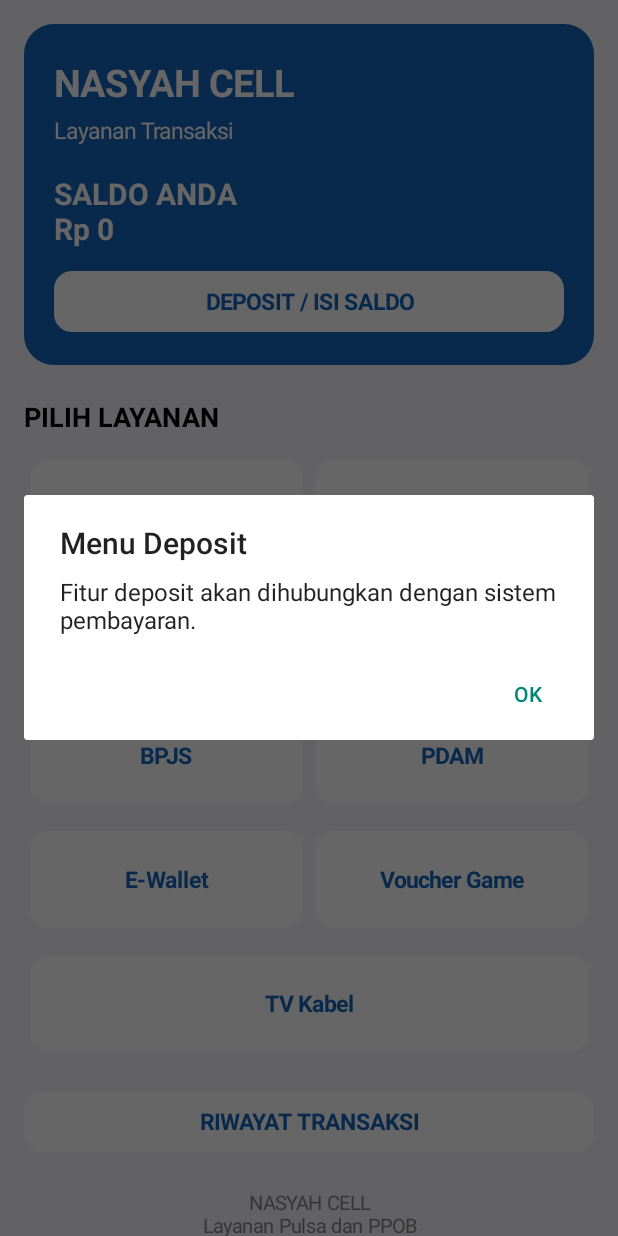
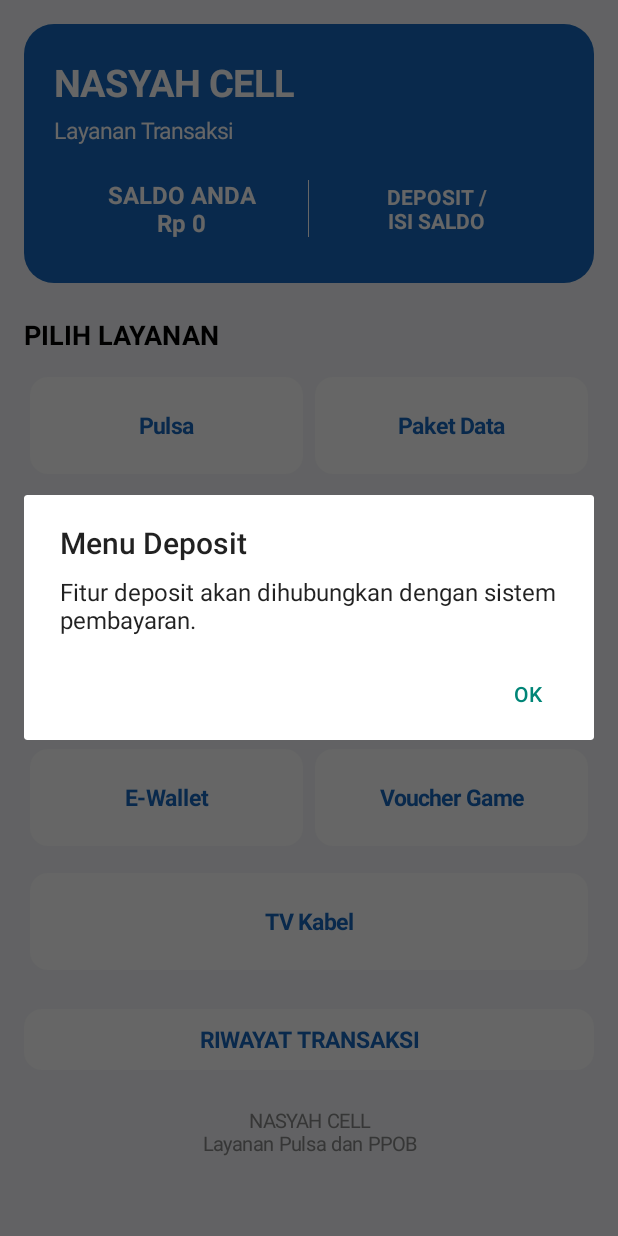
Before and after one commit to nanangkrisdian826-lgtm/nasyah-cell, an Android app: the screen it shows after launch (MainActivity), after a tap on "DEPOSIT / ISI SALDO", on a phone screen of 412 x 824 dp. Run offline under Robolectric (Android 15) with nearby library versions, the phone set to English and light mode, and no system bars.

Commit message:
Update MainActivity.java

```diff
--- a/app/src/main/java/id/nasyahcell/pulsa/MainActivity.java
+++ b/app/src/main/java/id/nasyahcell/pulsa/MainActivity.java
@@ -63,23 +63,64 @@ public class MainActivity extends Activity {
         TextView title = text("NASYAH CELL", 25, Color.WHITE, true);
         header.addView(title);
 
-        TextView subtitle = text("Layanan Transaksi", 15, Color.WHITE, false);
+        TextView subtitle = text(
+                "Layanan Transaksi",
+                15,
+                Color.WHITE,
+                false
+        );
+
         LinearLayout.LayoutParams subLp = matchWrap();
         subLp.topMargin = dp(5);
         header.addView(subtitle, subLp);
 
-        TextView saldo = text("SALDO ANDA\nRp 0", 20, Color.WHITE, true);
-        LinearLayout.LayoutParams saldoLp = matchWrap();
-        saldoLp.topMargin = dp(18);
-        header.addView(saldo, saldoLp);
+        // SALDO DAN DEPOSIT DALAM SATU KOTAK BIRU
+        LinearLayout saldoDepositRow = new LinearLayout(this);
+        saldoDepositRow.setOrientation(LinearLayout.HORIZONTAL);
+        saldoDepositRow.setGravity(Gravity.CENTER_VERTICAL);
 
-        // TOMBOL DEPOSIT DI BAGIAN ATAS
-        TextView deposit = menuButton("DEPOSIT / ISI SALDO");
-        deposit.setTextColor(blue);
+        // BAGIAN SALDO
+        TextView saldo = text(
+                "SALDO ANDA\nRp 0",
+                16,
+                Color.WHITE,
+                true
+        );
+        saldo.setGravity(Gravity.CENTER);
 
-        LinearLayout.LayoutParams depositLp = matchWrap();
-        depositLp.topMargin = dp(15);
-        header.addView(deposit, depositLp);
+        LinearLayout.LayoutParams saldoLp =
+                new LinearLayout.LayoutParams(0, dp(55), 1);
+
+        saldoDepositRow.addView(saldo, saldoLp);
+
+        // GARIS PEMISAH PUTIH
+        View garis = new View(this);
+        garis.setBackgroundColor(Color.WHITE);
+
+        LinearLayout.LayoutParams garisLp =
+                new LinearLayout.LayoutParams(dp(1), dp(38));
+
+        saldoDepositRow.addView(garis, garisLp);
+
+        // BAGIAN DEPOSIT
+        TextView deposit = text(
+                "DEPOSIT /\nISI SALDO",
+                14,
+                Color.WHITE,
+                true
+        );
+
+        deposit.setGravity(Gravity.CENTER);
+
+        LinearLayout.LayoutParams depositLp =
+                new LinearLayout.LayoutParams(0, dp(55), 1);
+
+        saldoDepositRow.addView(deposit, depositLp);
+
+        LinearLayout.LayoutParams rowLp = matchWrap();
+        rowLp.topMargin = dp(15);
+
+        header.addView(saldoDepositRow, rowLp);
 
         deposit.setOnClickListener(v ->
                 showMessage(
@@ -90,13 +131,23 @@ public class MainActivity extends Activity {
 
         page.addView(header, matchWrap());
 
-        TextView menuTitle = text("PILIH LAYANAN", 18, Color.BLACK, true);
+        // JUDUL MENU
+        TextView menuTitle = text(
+                "PILIH LAYANAN",
+                18,
+                Color.BLACK,
+                true
+        );
+
         LinearLayout.LayoutParams menuTitleLp = matchWrap();
         menuTitleLp.topMargin = dp(22);
         menuTitleLp.bottomMargin = dp(12);
+
         page.addView(menuTitle, menuTitleLp);
 
+        // DAFTAR MENU
         for (int i = 0; i < categories.length; i += 2) {
+
             LinearLayout row = new LinearLayout(this);
             row.setOrientation(LinearLayout.HORIZONTAL);
 
@@ -106,37 +157,51 @@ public class MainActivity extends Activity {
                 addCategoryButton(row, categories[i + 1]);
             }
 
-            LinearLayout.LayoutParams rowLp = matchWrap();
-            rowLp.bottomMargin = dp(10);
-            page.addView(row, rowLp);
+            LinearLayout.LayoutParams rowLp2 = matchWrap();
+            rowLp2.bottomMargin = dp(10);
+
+            page.addView(row, rowLp2);
         }
 
+        // RIWAYAT TRANSAKSI
         TextView history = menuButton("RIWAYAT TRANSAKSI");
+
         LinearLayout.LayoutParams historyLp = matchWrap();
         historyLp.topMargin = dp(12);
+
         page.addView(history, historyLp);
 
         history.setOnClickListener(v ->
-                showMessage("Riwayat Transaksi", "Belum ada transaksi.")
+                showMessage(
+                        "Riwayat Transaksi",
+                        "Belum ada transaksi."
+                )
         );
 
+        // FOOTER
         TextView footer = text(
                 "NASYAH CELL\nLayanan Pulsa dan PPOB",
                 13,
                 Color.GRAY,
                 false
         );
+
         footer.setGravity(Gravity.CENTER);
 
         LinearLayout.LayoutParams footerLp = matchWrap();
         footerLp.topMargin = dp(25);
+
         page.addView(footer, footerLp);
 
         scroll.addView(page);
         setContentView(scroll);
     }
 
-    private void addCategoryButton(LinearLayout row, String category) {
+    private void addCategoryButton(
+            LinearLayout row,
+            String category
+    ) {
+
         TextView button = menuButton(category);
 
         LinearLayout.LayoutParams lp =
@@ -153,6 +218,7 @@ public class MainActivity extends Activity {
     }
 
     private void showProduct(String category) {
+
         selectedCategory = category;
 
         LinearLayout page = new LinearLayout(this);
@@ -160,9 +226,16 @@ public class MainActivity extends Activity {
         page.setPadding(dp(18), dp(20), dp(18), dp(20));
         page.setBackgroundColor(Color.rgb(245, 247, 250));
 
-        TextView title = text(category, 24, blue, true);
+        TextView title = text(
+                category,
+                24,
+                blue,
+                true
+        );
+
         LinearLayout.LayoutParams titleLp = matchWrap();
         titleLp.bottomMargin = dp(20);
+
         page.addView(title, titleLp);
 
         LinearLayout card = new LinearLayout(this);
@@ -176,8 +249,10 @@ public class MainActivity extends Activity {
                 Color.BLACK,
                 true
         );
+
         card.addView(numberLabel);
 
+        // NOMOR TUJUAN DAN KONTAK
         LinearLayout contactRow = new LinearLayout(this);
         contactRow.setOrientation(LinearLayout.HORIZONTAL);
         contactRow.setGravity(Gravity.CENTER_VERTICAL);
@@ -194,7 +269,9 @@ public class MainActivity extends Activity {
 
         LinearLayout.LayoutParams numberLp =
                 new LinearLayout.LayoutParams(0, dp(50), 1);
+
         numberLp.rightMargin = dp(8);
+
         contactRow.addView(numberInput, numberLp);
 
         TextView contactButton = menuButton("Kontak");
@@ -202,23 +279,28 @@ public class MainActivity extends Activity {
 
         LinearLayout.LayoutParams contactLp =
                 new LinearLayout.LayoutParams(dp(85), dp(50));
+
         contactRow.addView(contactButton, contactLp);
 
         contactButton.setOnClickListener(v -> pickContact());
 
         LinearLayout.LayoutParams contactRowLp = matchWrap();
         contactRowLp.topMargin = dp(10);
+
         card.addView(contactRow, contactRowLp);
 
+        // PILIH PRODUK
         TextView productLabel = text(
                 "Pilih Produk",
                 15,
                 Color.BLACK,
                 true
         );
+
         LinearLayout.LayoutParams productLabelLp = matchWrap();
         productLabelLp.topMargin = dp(20);
         productLabelLp.bottomMargin = dp(8);
+
         card.addView(productLabel, productLabelLp);
 
         productSpinner = new Spinner(this);
@@ -236,9 +318,12 @@ public class MainActivity extends Activity {
         productSpinner.setAdapter(adapter);
         card.addView(productSpinner, matchWrap());
 
+        // TOMBOL TRANSAKSI
         TextView buyButton = menuButton("LANJUTKAN TRANSAKSI");
+
         LinearLayout.LayoutParams buyLp = matchWrap();
         buyLp.topMargin = dp(22);
+
         card.addView(buyButton, buyLp);
 
         buyButton.setOnClickListener(v -> processTransaction());
@@ -252,6 +337,7 @@ public class MainActivity extends Activity {
 
         LinearLayout.LayoutParams statusLp = matchWrap();
         statusLp.topMargin = dp(15);
+
         card.addView(statusText, statusLp);
 
         page.addView(card, matchWrap());
@@ -265,13 +351,16 @@ public class MainActivity extends Activity {
 
         LinearLayout.LayoutParams noteLp = matchWrap();
         noteLp.topMargin = dp(15);
+
         page.addView(note, noteLp);
 
         setContentView(page);
     }
 
     private String[] getProducts(String category) {
+
         switch (category) {
+
             case "Pulsa":
                 return new String[]{
                         "Pilih Pulsa",
@@ -356,15 +445,24 @@ public class MainActivity extends Activity {
         }
     }
 
+    // MEMBUKA KONTAK HP
     private void pickContact() {
+
         try {
+
             Intent intent = new Intent(
                     Intent.ACTION_PICK,
                     ContactsContract.CommonDataKinds.Phone.CONTENT_URI
             );
+
             startActivityForResult(intent, REQUEST_CONTACT);
+
         } catch (Exception e) {
-            showMessage("Kontak", "Tidak dapat membuka daftar kontak.");
+
+            showMessage(
+                    "Kontak",
+                    "Tidak dapat membuka daftar kontak."
+            );
         }
     }
 
@@ -374,7 +472,12 @@ public class MainActivity extends Activity {
             int resultCode,
             Intent data
     ) {
-        super.onActivityResult(requestCode, resultCode, data);
+
+        super.onActivityResult(
+                requestCode,
+                resultCode,
+                data
+        );
 
         if (requestCode == REQUEST_CONTACT
                 && resultCode == RESULT_OK
@@ -383,6 +486,7 @@ public class MainActivity extends Activity {
             Cursor cursor = null;
 
             try {
+
                 cursor = getContentResolver().query(
                         data.getData(),
                         new String[]{
@@ -394,6 +498,7 @@ public class MainActivity extends Activity {
                 );
 
                 if (cursor != null && cursor.moveToFirst()) {
+
                     String phone = cursor.getString(0);
 
                     if (numberInput != null) {
@@ -402,8 +507,14 @@ public class MainActivity extends Activity {
                 }
 
             } catch (Exception e) {
-                showMessage("Kontak", "Gagal mengambil nomor kontak.");
+
+                showMessage(
+                        "Kontak",
+                        "Gagal mengambil nomor kontak."
+                );
+
             } finally {
+
                 if (cursor != null) {
                     cursor.close();
                 }
@@ -411,22 +522,40 @@ public class MainActivity extends Activity {
         }
     }
 
+    // PROSES TRANSAKSI
     private void processTransaction() {
+
         String number = numberInput.getText().toString().trim();
+
         String product = productSpinner.getSelectedItem().toString();
 
         if (number.isEmpty()) {
-            showMessage("Perhatian", "Masukkan nomor tujuan terlebih dahulu.");
+
+            showMessage(
+                    "Perhatian",
+                    "Masukkan nomor tujuan terlebih dahulu."
+            );
+
             return;
         }
 
         if (number.length() < 5 || number.length() > 20) {
-            showMessage("Perhatian", "Periksa kembali nomor tujuan.");
+
+            showMessage(
+                    "Perhatian",
+                    "Periksa kembali nomor tujuan."
+            );
+
             return;
         }
 
         if (product.startsWith("Pilih")) {
-            showMessage("Perhatian", "Silakan pilih produk terlebih dahulu.");
+
+            showMessage(
+                    "Perhatian",
+                    "Silakan pilih produk terlebih dahulu."
+            );
+
             return;
         }
 
@@ -437,21 +566,33 @@ public class MainActivity extends Activity {
         );
     }
 
+    // TOMBOL MENU
     private TextView menuButton(String value) {
-        TextView button = text(value, 15, blue, true);
+
+        TextView button = text(
+                value,
+                15,
+                blue,
+                true
+        );
+
         button.setGravity(Gravity.CENTER);
         button.setPadding(dp(10), dp(10), dp(10), dp(10));
         button.setBackground(round(Color.WHITE, 12));
+
         return button;
     }
 
+    // FORMAT TEXT
     private TextView text(
             String value,
             int size,
             int color,
             boolean bold
     ) {
+
         TextView view = new TextView(this);
+
         view.setText(value);
         view.setTextSize(size);
         view.setTextColor(color);
@@ -463,27 +604,43 @@ public class MainActivity extends Activity {
         return view;
     }
 
-    private GradientDrawable round(int color, int radius) {
+    // BACKGROUND BULAT
+    private GradientDrawable round(
+            int color,
+            int radius
+    ) {
+
         GradientDrawable drawable = new GradientDrawable();
+
         drawable.setColor(color);
         drawable.setCornerRadius(dp(radius));
+
         return drawable;
     }
 
+    // LAYOUT
     private LinearLayout.LayoutParams matchWrap() {
+
         return new LinearLayout.LayoutParams(
                 ViewGroup.LayoutParams.MATCH_PARENT,
                 ViewGroup.LayoutParams.WRAP_CONTENT
         );
     }
 
+    // UKURAN DP
     private int dp(int value) {
+
         return (int) (
                 value * getResources().getDisplayMetrics().density
         );
     }
 
-    private void showMessage(String title, String message) {
+    // PESAN
+    private void showMessage(
+            String title,
+            String message
+    ) {
+
         new AlertDialog.Builder(this)
                 .setTitle(title)
                 .setMessage(message)
@@ -491,16 +648,24 @@ public class MainActivity extends Activity {
                 .show();
     }
 
+    // TOMBOL KEMBALI HP
     @Override
     public void onBackPressed() {
+
         if (selectedCategory != null) {
+
             showHome();
+
         } else {
+
             new AlertDialog.Builder(this)
                     .setTitle("Keluar Aplikasi")
                     .setMessage("Yakin ingin keluar dari aplikasi?")
                     .setNegativeButton("Tidak", null)
-                    .setPositiveButton("Ya", (dialog, which) -> finish())
+                    .setPositiveButton(
+                            "Ya",
+                            (dialog, which) -> finish()
+                    )
                     .show();
         }
     }
```
